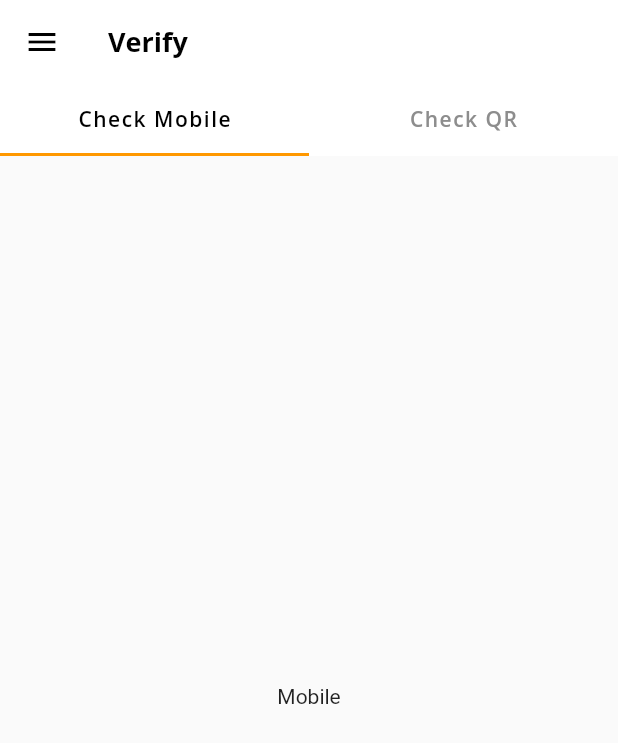
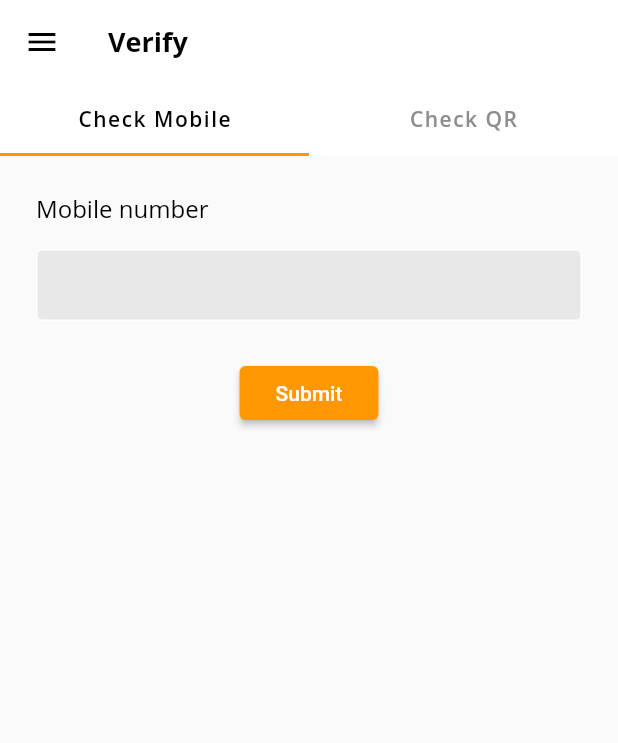
Before and after one commit to janatapass/covired, a Flutter app: the ProfileReviewScreen screen opened directly, after a tap on "Go to Home", on a phone screen of 412 x 824 dp. Shown: the top 743 px of the screen. Run offline on Flutter 3.47's test engine with Material 2 defaults, Android fonts, the phone set to English and light mode, and no system bars; our stand-ins replace bloc, dartz, equatable, flutter_bloc, font_awesome_flutter, get_it and 1 more; missing offline and left inert: barcode_scan; network calls fail.

Commit message:
Implements actual api for qr and mobile data response

```diff
--- a/police_app/lib/features/home/data/datasources/home_data_source.dart
+++ b/police_app/lib/features/home/data/datasources/home_data_source.dart
@@ -1,5 +1,6 @@
 import 'package:janata_curfew/features/home/data/models/user_data.dart';
 
 abstract class HomeDataSource {
-  Future<UserData> getQrData();
+  Future<UserData> getQrData(String value);
+  Future<UserData> getMobileData(String value);
 }
--- a/police_app/lib/features/home/domain/repositories/home_repository.dart
+++ b/police_app/lib/features/home/domain/repositories/home_repository.dart
@@ -4,5 +4,6 @@
 
 
 abstract class HomeRepository {
-  Future<Either<Failure, UserData>> getQrData();
+  Future<Either<Failure, UserData>> getQrData(String value);
+  Future<Either<Failure, UserData>> getMobileUserData(String value);
 }
--- a/police_app/lib/features/home/presentation/bloc/bloc.dart
+++ /dev/null
@@ -1,3 +0,0 @@
-export 'package:janata_curfew/features/home/presentation/bloc/qr_bloc.dart';
-export 'package:janata_curfew/features/home/presentation/bloc/qr_bloc_event.dart';
-export 'package:janata_curfew/features/home/presentation/bloc/qr_bloc_state.dart';
--- /dev/null
+++ b/police_app/lib/features/home/presentation/bloc/checkmobile/bloc.dart
@@ -0,0 +1,3 @@
+export 'package:janata_curfew/features/home/presentation/bloc/checkmobile/check_mobile_bloc.dart';
+export 'package:janata_curfew/features/home/presentation/bloc/checkmobile/check_mobile_event.dart';
+export 'package:janata_curfew/features/home/presentation/bloc/checkmobile/check_mobile_bloc_state.dart';
--- a/police_app/lib/features/home/presentation/bloc/qr_bloc.dart
+++ b/police_app/lib/features/home/presentation/bloc/checkmobile/check_mobile_bloc.dart
@@ -4,38 +4,38 @@
 import 'package:janata_curfew/core/error/failures.dart';
 import 'package:janata_curfew/features/home/data/models/user_data.dart';
 import 'package:janata_curfew/features/home/domain/repositories/home_repository.dart';
-import 'package:janata_curfew/features/home/presentation/bloc/qr_bloc_event.dart';
-import 'package:janata_curfew/features/home/presentation/bloc/qr_bloc_state.dart';
+import 'package:janata_curfew/features/home/presentation/bloc/checkmobile/check_mobile_bloc_state.dart';
+import 'package:janata_curfew/features/home/presentation/bloc/checkmobile/check_mobile_event.dart';
 import 'package:meta/meta.dart';
 
-class QrBloc extends Bloc<QrBlocEvent, QrBlocState> {
+class CheckMobileBloc extends Bloc<CheckMobileBlocEvent, CheckMobileBlocState> {
   final HomeRepository homeRepository;
 
-  QrBloc({
+  CheckMobileBloc({
     @required HomeRepository repository,
   }) : homeRepository = repository;
 
   @override
-  QrBlocState get initialState => Initial();
+  CheckMobileBlocState get initialState => Initial();
 
   @override
-  Stream<QrBlocState> mapEventToState(
-    QrBlocEvent event,
+  Stream<CheckMobileBlocState> mapEventToState(
+    CheckMobileBlocEvent event,
   ) async* {
-    if (event is ScanQrEvent) {
-      yield* scanQr();
-    } else if (event is GetUserQrData) {
+    if (event is GetUserData) {
       yield Loading();
-      if (event.barcode.isNotEmpty) {
-        final failureOrHomePresentData = await homeRepository.getQrData();
+      if (event.mobile.isNotEmpty) {
+        final failureOrHomePresentData = await homeRepository.getMobileUserData("9538131314");
         yield* _eitherLoadedOrErrorState(failureOrHomePresentData);
       } else {
         yield* showError();
       }
+    } else if (event is ShowMobileField) {
+      yield* showInitial();
     }
   }
 
-  Stream<QrBlocState> _eitherLoadedOrErrorState(
+  Stream<CheckMobileBlocState> _eitherLoadedOrErrorState(
     Either<Failure, UserData> failureOrHomePastData,
   ) async* {
     yield failureOrHomePastData.fold(
@@ -44,11 +44,11 @@
     );
   }
 
-  Stream<QrBlocState> scanQr() async* {
+  Stream<CheckMobileBlocState> showInitial() async* {
     yield Initial();
   }
 
-  Stream<QrBlocState> showError() async* {
+  Stream<CheckMobileBlocState> showError() async* {
     yield Error();
   }
 }
--- /dev/null
+++ b/police_app/lib/features/home/presentation/bloc/checkmobile/check_mobile_bloc_state.dart
@@ -0,0 +1,25 @@
+import 'package:equatable/equatable.dart';
+import 'package:janata_curfew/features/home/data/models/user_data.dart';
+import 'package:meta/meta.dart';
+
+@immutable
+abstract class CheckMobileBlocState extends Equatable {
+  @override
+  List<Object> get props => [];
+}
+class Initial extends CheckMobileBlocState {}
+
+class Loading extends CheckMobileBlocState {}
+
+class Loaded extends CheckMobileBlocState {
+  final UserData data;
+
+  Loaded({@required this.data});
+
+  @override
+  List<Object> get props => [data];
+}
+
+class Error extends CheckMobileBlocState {}
+
+class Empty extends CheckMobileBlocState {}
--- /dev/null
+++ b/police_app/lib/features/home/presentation/bloc/checkmobile/check_mobile_event.dart
@@ -0,0 +1,16 @@
+import 'package:meta/meta.dart';
+
+@immutable
+abstract class CheckMobileBlocEvent {}
+
+class ShowMobileField extends CheckMobileBlocEvent {}
+
+class GetUserData extends CheckMobileBlocEvent {
+  final String mobile;
+
+  GetUserData({@required this.mobile});
+
+  @override
+  List<Object> get props => [mobile];
+
+}
--- /dev/null
+++ b/police_app/lib/features/home/presentation/bloc/qr/bloc.dart
@@ -0,0 +1,3 @@
+export 'package:janata_curfew/features/home/presentation/bloc/qr/qr_bloc.dart';
+export 'package:janata_curfew/features/home/presentation/bloc/qr/qr_bloc_event.dart';
+export 'package:janata_curfew/features/home/presentation/bloc/qr/qr_bloc_state.dart';
--- /dev/null
+++ b/police_app/lib/features/home/presentation/pages/check_mobile_screen.dart
@@ -0,0 +1,56 @@
+import 'package:flutter/material.dart';
+import 'package:flutter_bloc/flutter_bloc.dart';
+import 'package:janata_curfew/core/app_theme.dart';
+import 'package:janata_curfew/core/widgets/authentication_button.dart';
+import 'package:janata_curfew/core/widgets/authentication_text_field.dart';
+import 'package:janata_curfew/features/core/widgets/trip_details_tile.dart';
+import 'package:janata_curfew/features/core/widgets/card_list_tile.dart';
+import 'package:janata_curfew/features/home/presentation/bloc/checkmobile/bloc.dart';
+import 'package:janata_curfew/features/home/presentation/widgets/check_mobile_widget.dart';
+import 'package:janata_curfew/features/home/presentation/widgets/scan_qr_widget.dart';
+import 'package:janata_curfew/injections.dart';
+
+class CheckMobileScreen extends StatefulWidget {
+  @override
+  _CheckMobileScreenState createState() => _CheckMobileScreenState();
+
+  CheckMobileScreen();
+}
+
+class _CheckMobileScreenState extends State<CheckMobileScreen> {
+  CheckMobileBloc bloc;
+
+  @override
+  void initState() {
+    super.initState();
+    bloc = sl<CheckMobileBloc>();
+  }
+
+  @override
+  void didChangeDependencies() {
+    super.didChangeDependencies();
+    bloc.add(ShowMobileField());
+  }
+
+  @override
+  Widget build(BuildContext context) {
+    return Scaffold(
+        body: BlocBuilder<CheckMobileBloc, CheckMobileBlocState>(
+            bloc: bloc,
+            builder: (BuildContext context, CheckMobileBlocState state) {
+              if (state is Initial) {
+                return CheckMobileWidget(onPressed: () {
+                  bloc.add(GetUserData(mobile: '9789010929'));
+                });
+              } else if (state is Loaded) {
+                return ScanQrWidget(userData: state.data);
+              } else if (state is Loading) {
+                return Center(child: CircularProgressIndicator());
+              } else if (state is Error) {
+                return Center(
+                    child: Text('No data found', style: AppTheme.error_text));
+              }
+              return null;
+            }));
+  }
+}
--- a/police_app/lib/features/home/presentation/pages/home_screen.dart
+++ b/police_app/lib/features/home/presentation/pages/home_screen.dart
@@ -1,6 +1,7 @@
 import 'package:flutter/material.dart';
 import 'package:janata_curfew/core/app_colors.dart';
 import 'package:janata_curfew/core/app_theme.dart';
+import 'package:janata_curfew/features/home/presentation/pages/check_mobile_screen.dart';
 import 'package:janata_curfew/features/home/presentation/pages/scan_qr_screen.dart';
 
 class HomeScreen extends StatefulWidget {
@@ -48,7 +49,7 @@
           body: TabBarView(
             controller: _tabController,
             children: [
-              Center(child: Text('Mobile')),
+              CheckMobileScreen(),
               ScanQrScreen(),
             ],
           )),
--- /dev/null
+++ b/police_app/lib/features/home/presentation/widgets/check_mobile_widget.dart
@@ -0,0 +1,35 @@
+import 'package:flutter/material.dart';
+import 'package:janata_curfew/core/app_theme.dart';
+import 'package:janata_curfew/core/widgets/authentication_button.dart';
+import 'package:janata_curfew/core/widgets/authentication_text_field.dart';
+
+class CheckMobileWidget extends StatelessWidget {
+
+  VoidCallback onPressed;
+
+
+  CheckMobileWidget({this.onPressed});
+
+  @override
+  Widget build(BuildContext context) {
+    return Padding(
+      padding: const EdgeInsets.all(24.0),
+      child: Column(
+        crossAxisAlignment: CrossAxisAlignment.start,
+        children: <Widget>[
+          Text('Mobile number',
+              style: AppTheme.item_sub_title),
+          SizedBox(height: 16),
+          AuthenticationTextField(
+              textInputType: TextInputType.number),
+          SizedBox(height: 24),
+          Center(
+            child: AuthenticationButton(
+                text: 'Submit',
+                onPressed: onPressed,
+          ),
+          )],
+      ),
+    );
+  }
+}
```
Also changed, not shown: police_app/lib/features/home/data/datasources/home_data_source_impl.dart (+18 -6 lines), police_app/lib/features/home/data/models/user_data.dart (+131 -47 lines), police_app/lib/features/home/data/repositories/home_repository_impl.dart (+10 -2 lines), police_app/lib/features/home/presentation/bloc/qr/qr_bloc.dart (added, +54 -0 lines), police_app/lib/features/home/presentation/pages/scan_qr_screen.dart (+3 -51 lines), police_app/lib/features/home/presentation/widgets/scan_qr_widget.dart (added, +65 -0 lines), police_app/lib/injections.dart (+6 -1 lines), police_app/lib/features/home/presentation/bloc/qr/qr_bloc_event.dart (renamed from police_app/lib/features/home/presentation/bloc/qr_bloc_event.dart), police_app/lib/features/home/presentation/bloc/qr/qr_bloc_state.dart (renamed from police_app/lib/features/home/presentation/bloc/qr_bloc_state.dart).
